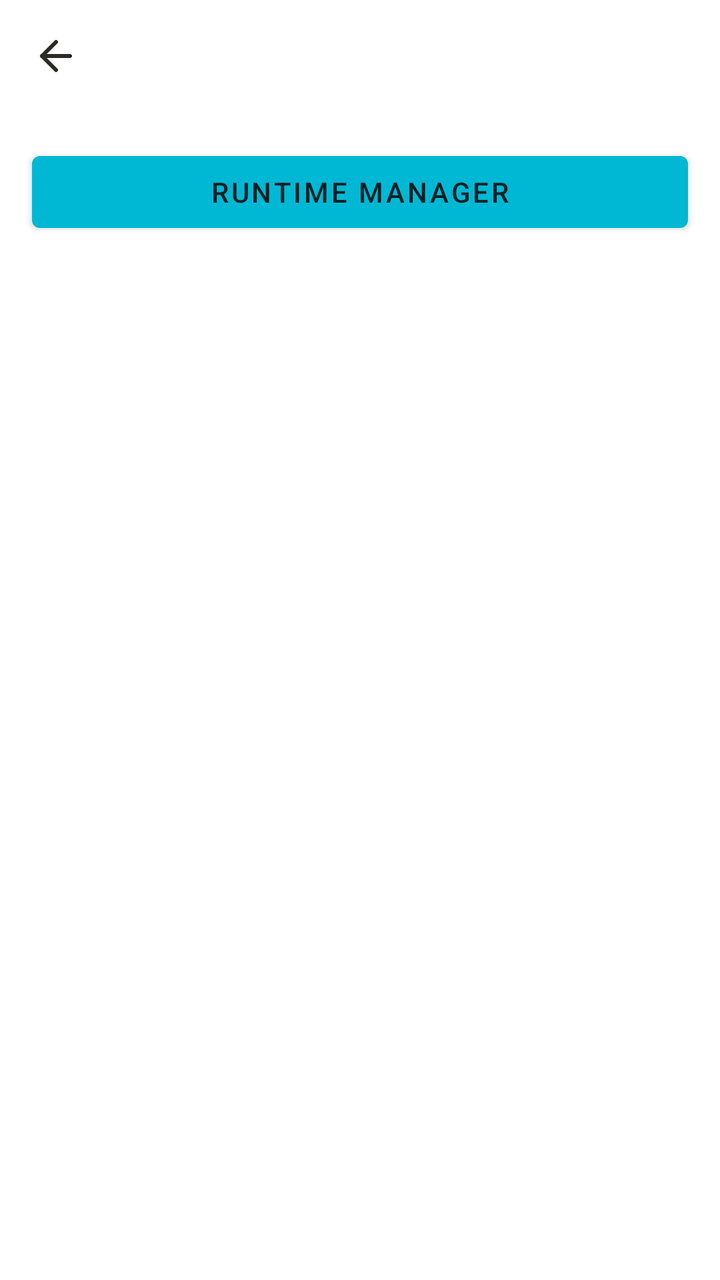
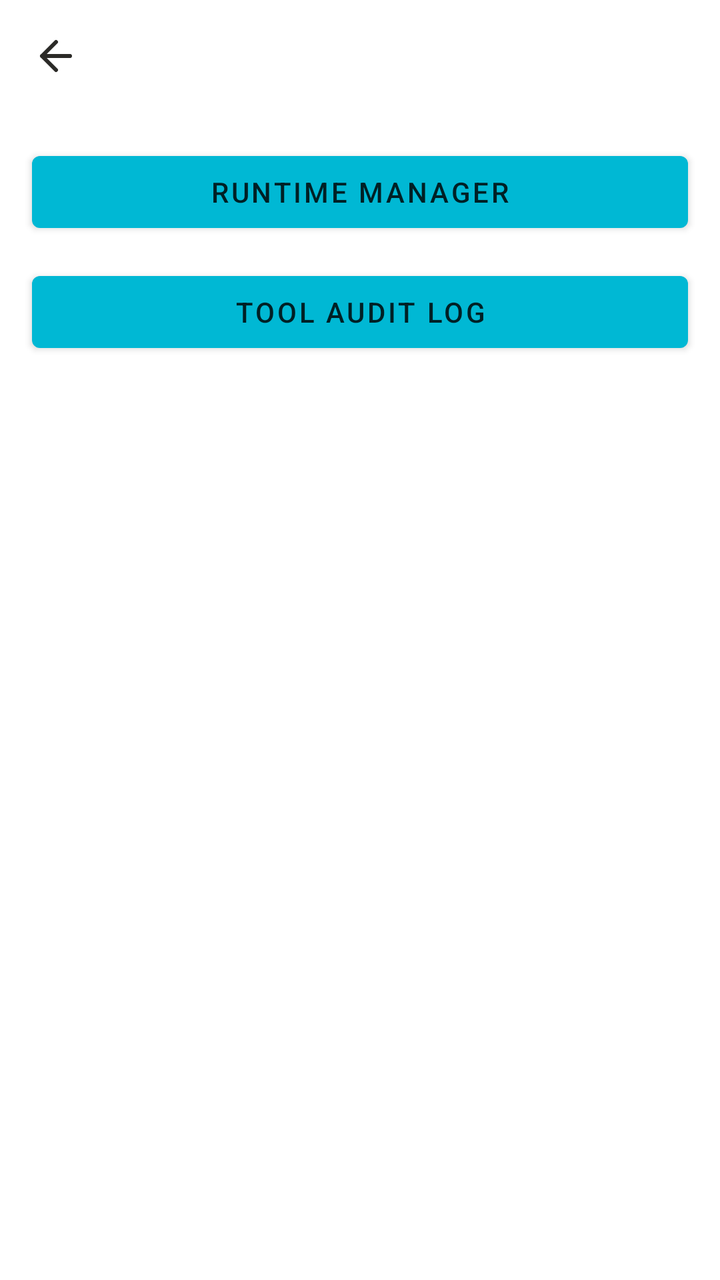

Before-and-after screenshots of an Android layout around one commit, followed by the original layout XML and the change that was made.
<!-- AndroidManifest.xml: application theme Theme.Oreshik -->
<!-- res/layout/activity_tools.xml -->
<?xml version="1.0" encoding="utf-8"?>
<LinearLayout xmlns:android="http://schemas.android.com/apk/res/android"
    xmlns:app="http://schemas.android.com/apk/res-auto"
    android:layout_width="match_parent"
    android:layout_height="match_parent"
    android:orientation="vertical"
    android:background="@color/canvas_bg">

    <com.google.android.material.appbar.AppBarLayout
        android:layout_width="match_parent"
        android:layout_height="wrap_content"
        android:background="@color/canvas_bg"
        app:elevation="0dp">

        <com.google.android.material.appbar.MaterialToolbar
            android:id="@+id/toolbar"
            android:layout_width="match_parent"
            android:layout_height="?attr/actionBarSize"
            android:background="@color/canvas_bg"
            app:navigationIcon="@drawable/ic_arrow_back"
            app:titleTextColor="@color/text_primary" />
    </com.google.android.material.appbar.AppBarLayout>

    <LinearLayout
        android:layout_width="match_parent"
        android:layout_height="0dp"
        android:layout_weight="1"
        android:orientation="vertical"
        android:paddingTop="16dp">

            <TextView
                android:id="@+id/tvSubtitle"
                android:layout_width="match_parent"
                android:layout_height="wrap_content"
                android:layout_marginHorizontal="16dp"
                android:layout_marginBottom="12dp"
                android:textColor="@color/text_secondary"
                android:textSize="13sp"
                android:visibility="gone" />

            <com.google.android.material.button.MaterialButton
                android:id="@+id/btnRuntimeManager"
                android:layout_width="match_parent"
                android:layout_height="wrap_content"
                android:layout_marginHorizontal="16dp"
                android:layout_marginBottom="12dp"
                android:text="@string/runtime_manager_title" />

            <ProgressBar
                android:id="@+id/progressBar"
                android:layout_width="wrap_content"
                android:layout_height="wrap_content"
                android:layout_gravity="center"
                android:layout_marginTop="24dp" />

            <TextView
                android:id="@+id/tvEmptyState"
                android:layout_width="match_parent"
                android:layout_height="wrap_content"
                android:layout_marginTop="24dp"
                android:gravity="center"
                android:textColor="@color/text_secondary"
                android:textSize="14sp"
                android:visibility="gone" />

            <androidx.recyclerview.widget.RecyclerView
                android:id="@+id/toolList"
                android:layout_width="match_parent"
                android:layout_height="0dp"
                android:layout_weight="1"
                android:clipToPadding="false"
                android:paddingHorizontal="16dp"
                android:paddingBottom="16dp" />

            <TextView
                android:id="@+id/btnPrimaryAction"
                android:layout_width="match_parent"
                android:layout_height="wrap_content"
                android:layout_marginHorizontal="16dp"
                android:layout_marginTop="8dp"
                android:background="@drawable/bg_pill_dark"
                android:gravity="center"
                android:padding="14dp"
                android:textColor="@color/text_on_dark_pill"
                android:textStyle="bold"
                android:textSize="14sp"
                android:visibility="gone" />
    </LinearLayout>
</LinearLayout>
<!-- resources referenced by this layout -->
<resources>
  <color name="canvas_bg">#FFFFFF</color>
  <color name="text_on_dark_pill">#C9C6BB</color>
  <color name="text_primary">#2B2A27</color>
  <color name="text_secondary">#6B6963</color>
  <!-- drawable bg_pill_dark (drawable) -->
  <?xml version="1.0" encoding="utf-8"?>
  <shape xmlns:android="http://schemas.android.com/apk/res/android" android:shape="rectangle">
      <solid android:color="@color/bg_pill_dark" />
      <corners android:radius="18dp" />
  </shape>
  <!-- drawable ic_arrow_back (drawable) -->
  <vector xmlns:android="http://schemas.android.com/apk/res/android"
      android:width="24dp"
      android:height="24dp"
      android:viewportWidth="24"
      android:viewportHeight="24">
      <path
          android:fillColor="@android:color/transparent"
          android:strokeColor="@color/text_primary"
          android:strokeWidth="2"
          android:strokeLineCap="round"
          android:strokeLineJoin="round"
          android:pathData="M19,12 H5 M12,19 L5,12 L12,5" />
  </vector>
  <string name="runtime_manager_title">Runtime Manager</string>
  <color name="bg_pill_dark">#33302A</color>
  <color name="colorPrimary">@color/brand_500</color>
  <color name="colorPrimaryVariant">@color/brand_600</color>
  <color name="colorOnPrimary">#002025</color>
  <color name="colorAccent">@color/brand_500</color>
  <color name="colorSurface">@color/bg_card</color>
  <color name="colorOnSurface">@color/text_primary</color>
  <style name="ThemeOverlay.Oreshik.BottomSheetDialog" parent="ThemeOverlay.MaterialComponents.BottomSheetDialog">
          <item name="android:windowBackground">@android:color/transparent</item>
          <item name="android:colorBackgroundFloating">@android:color/transparent</item>
          <item name="bottomSheetStyle">@style/Widget.Oreshik.BottomSheet.Modal</item>
      </style>
  <style name="Widget.Oreshik.CardView" parent="Widget.MaterialComponents.CardView">
          <item name="cardElevation">0dp</item>
          <item name="cardMaxElevation">0dp</item>
          <item name="strokeWidth">0dp</item>
      </style>
  <style name="Widget.Oreshik.Button.Outlined" parent="Widget.MaterialComponents.Button.OutlinedButton">
          <item name="strokeWidth">0dp</item>
      </style>
  <color name="colorBackground">@color/bg_root</color>
  <color name="colorOnBackground">@color/text_primary</color>
  <color name="bg_root">#FFFFFF</color>
  <style name="AppWindowAnimation">
          <item name="android:activityOpenEnterAnimation">@anim/activity_open_enter</item>
          <item name="android:activityOpenExitAnimation">@anim/activity_open_exit</item>
          <item name="android:activityCloseEnterAnimation">@anim/activity_close_enter</item>
          <item name="android:activityCloseExitAnimation">@anim/activity_close_exit</item>
      </style>
  <color name="brand_500">#00B8D4</color>
  <color name="brand_600">#00838F</color>
  <color name="bg_card">#FFFFFF</color>
  <style name="Widget.Oreshik.BottomSheet.Modal" parent="Widget.MaterialComponents.BottomSheet.Modal">
          <item name="android:background">@android:color/transparent</item>
          <item name="backgroundTint">@android:color/transparent</item>
          <item name="android:elevation">0dp</item>
          <item name="elevation">0dp</item>
      </style>
  <!-- unchanged entries left out for length: 1 -->
</resources>

<!-- the commit's change to res/layout/activity_tools.xml (unified diff, before → after) -->
@@ -46,6 +46,14 @@
                 android:layout_marginBottom="12dp"
                 android:text="@string/runtime_manager_title" />
 
+            <com.google.android.material.button.MaterialButton
+                android:id="@+id/btnToolAuditLog"
+                android:layout_width="match_parent"
+                android:layout_height="wrap_content"
+                android:layout_marginHorizontal="16dp"
+                android:layout_marginBottom="12dp"
+                android:text="Tool audit log" />
+
             <ProgressBar
                 android:id="@+id/progressBar"
                 android:layout_width="wrap_content"
